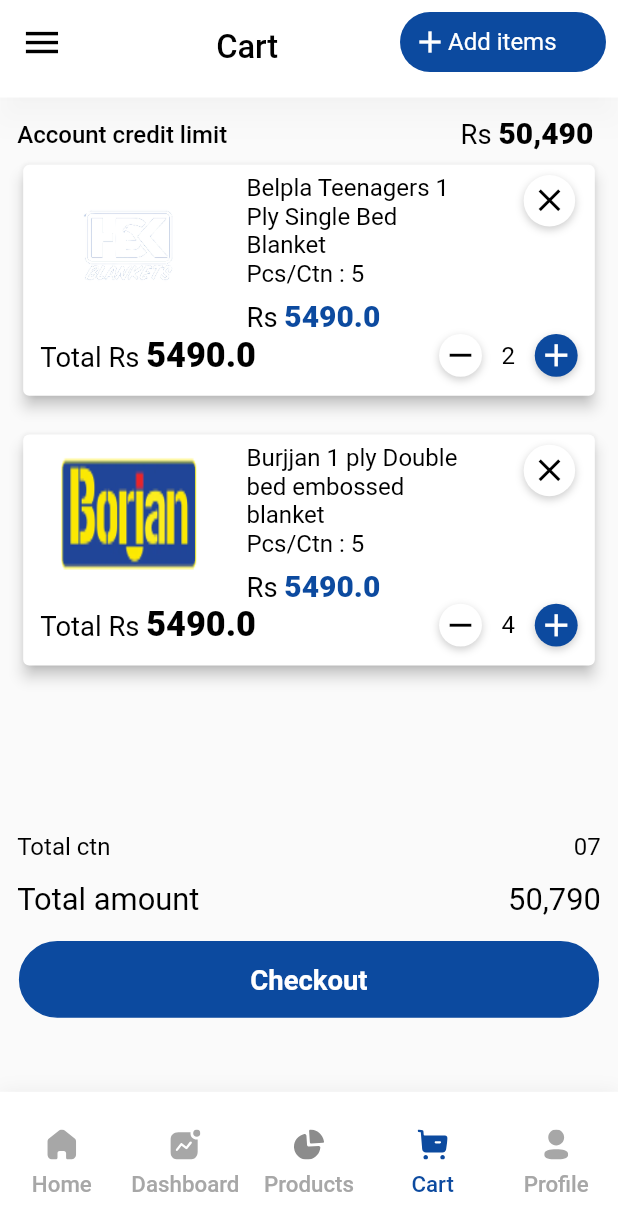
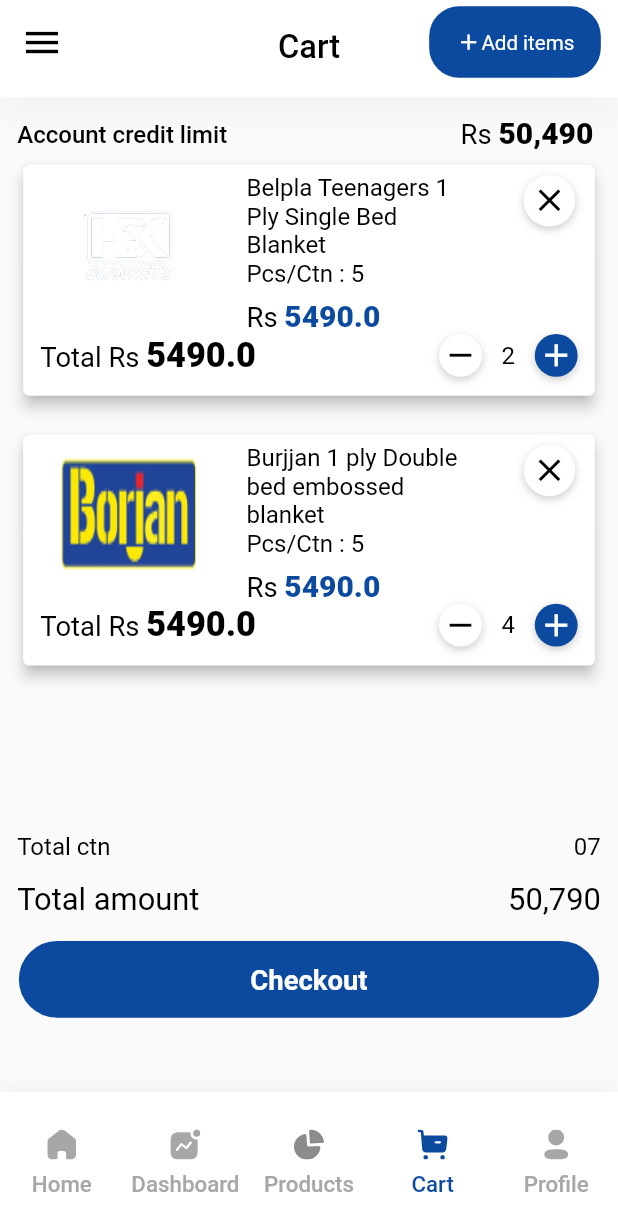
Before and after one commit to farooq958/Blankets_App, a Flutter app: the BottomNavigationScreen screen opened directly, swiped to page 4, on a phone screen of 412 x 824 dp. Shown: the top 1231 px of the screen. Run offline on Flutter 3.47's test engine with Material 2 defaults, Android fonts, the phone set to English and light mode, and no system bars; our stand-ins replace cached_network_image, carousel_slider, connectivity_plus, flutter_screenutil, flutter_svg, introduction_screen and 3 more; missing offline and left inert: bottom_picker, cross_scroll, flutter_linear_datepicker; Roboto replaces fonts that are missing (CircularStd Medium, CircularStd Regular, circularStd Bold); project files that could hold a hidden picture were left out.

Commit message:
15 august 2

```diff
--- a/lib/Presentation/Common/custom_app_bar.dart
+++ b/lib/Presentation/Common/custom_app_bar.dart
@@ -66,6 +66,7 @@ class CustomAppBarState extends State<CustomAppBar> {
           return Padding(
             padding: const EdgeInsets.only(top: 5).r,
             child: AppText(
+
               state == 3
                   ? "Cart"
                   : state == 1
@@ -136,30 +137,30 @@ class CustomAppBarState extends State<CustomAppBar> {
                     onTap: () {
                       widget.pageController!.jumpToPage(0);
                     },
-                    child: Padding(
-                      padding: const EdgeInsets.all(8.0),
                     child: Container(
                       alignment: Alignment.center,
-                        padding: const EdgeInsets.all(8.0),
+
+                      margin: EdgeInsets.only(right: 10.w),
                       decoration: BoxDecoration(
                           color: AppColors.primaryColor,
                           borderRadius: BorderRadius.circular(20)),
-                        width: 120.w,
+                      width: 100.w,
                       height: 40.h,
                       child: Row(
+                        mainAxisAlignment: MainAxisAlignment.center,
                         children: [
-                            const Icon(
+                           Icon(
                             Icons.add,
                             color: AppColors.whiteColor,
+                            size: 15.r,
                           ),
                           AppText(
                             'Add items',
                             style: Styles.circularStdMedium(context,
-                                  color: AppColors.whiteColor),
+                                color: AppColors.whiteColor,fontSize: 12.sp),
                             textAlign: TextAlign.center,
                           )
                         ],
-                        ),
                       ),
                     ),
                   )
--- a/lib/Presentation/Common/dialog.dart
+++ b/lib/Presentation/Common/dialog.dart
@@ -110,6 +110,7 @@ class CustomDialog {
       double? width,
       Color? button1bgColor,
       Color? button2BgColor,
+        bool? isSvg,
       bool? barrierDismissible}) async {
     return showDialog<void>(
       context: context,
@@ -133,6 +134,7 @@ class CustomDialog {
               button1Tap: button1Tap,
               button2Tap: button2Tap,
               imageColor: imageColor,
+              isSvg: isSvg,
               height: height,
               width: width,
               button1BgColor: button1bgColor,
--- a/lib/Presentation/Widgets/CustomerSurvery/customer_survery.dart
+++ b/lib/Presentation/Widgets/CustomerSurvery/customer_survery.dart
@@ -46,7 +46,7 @@ class _CustomerSurveyState extends State<CustomerSurvey> {
               ),
             ),
             CustomButton(onTap: () {
-              Navigate.to(context, CustomerSurveySteps());
+              Navigate.to(context, const CustomerSurveySteps());
             }, text: 'Submit')
           ],
         ),
--- a/lib/Presentation/Widgets/CustomerSurvery/customer_survey_steps.dart
+++ b/lib/Presentation/Widgets/CustomerSurvery/customer_survey_steps.dart
@@ -28,9 +28,7 @@ class _CustomerSurveyStepsState extends State<CustomerSurveySteps> {
   @override
   Widget build(BuildContext context) {
     return Scaffold(
-      appBar: AppBar(
-        title: const Text('Customer Survey'),
-      ),
+      appBar: CustomAppBarWithBackButton(title: 'Customer survey',),
       body: Column(
         children: [
           Padding(
--- a/lib/Presentation/Widgets/Dashboard/ProfileScreen/profile_screen.dart
+++ b/lib/Presentation/Widgets/Dashboard/ProfileScreen/profile_screen.dart
@@ -14,6 +14,7 @@ class ProfileScreen extends StatelessWidget {
     return Padding(
       padding: const EdgeInsets.all(20.0),
       child: Column(
+
         children: [
           AssetImageWidget(
             url: Assets.user,
@@ -39,6 +40,7 @@ class ProfileScreen extends StatelessWidget {
 
   Widget _userList(BuildContext context) {
     return Column(
+      crossAxisAlignment: CrossAxisAlignment.start,
       children: [
         ListTileWidget(
           tileTitle: AppStrings.manageAccount,
@@ -77,6 +79,7 @@ class ProfileScreen extends StatelessWidget {
 
   Widget _guestList(BuildContext context) {
     return Column(
+      crossAxisAlignment: CrossAxisAlignment.start,
       children: [
         ListTileWidget(
           tileTitle: AppStrings.notificationPreferences,
```
Also changed, not shown: lib/Data/DataSource/Resources/imports.dart (+5 -3 lines), lib/Presentation/Common/Dialogs/successfull_dialog.dart (+20 -10 lines), lib/Presentation/Widgets/Auth/create_new_account.dart (+16 -16 lines), lib/Presentation/Widgets/Dashboard/CartScreen/Checkout/check_out_screen.dart (+5 -16 lines), lib/Presentation/Widgets/Dashboard/CartScreen/Checkout/order_successfull.dart (+2 -10 lines), lib/Presentation/Widgets/Dashboard/CartScreen/Components/cart_item_tile.dart (+2 -10 lines), lib/Presentation/Widgets/Dashboard/CartScreen/Components/empty_cart_screen.dart (+2 -9 lines), lib/Presentation/Widgets/Dashboard/CartScreen/cart_screen.dart (+3 -11 lines), lib/Presentation/Widgets/Dashboard/Orders/orderScreen.dart (+2 -7 lines), lib/Presentation/Widgets/Dashboard/Orders/order_details.dart (+3 -13 lines), lib/Presentation/Widgets/Dashboard/Orders/order_history.dart (+3 -5 lines). Lines whose indentation alone changed are shown as unchanged.
